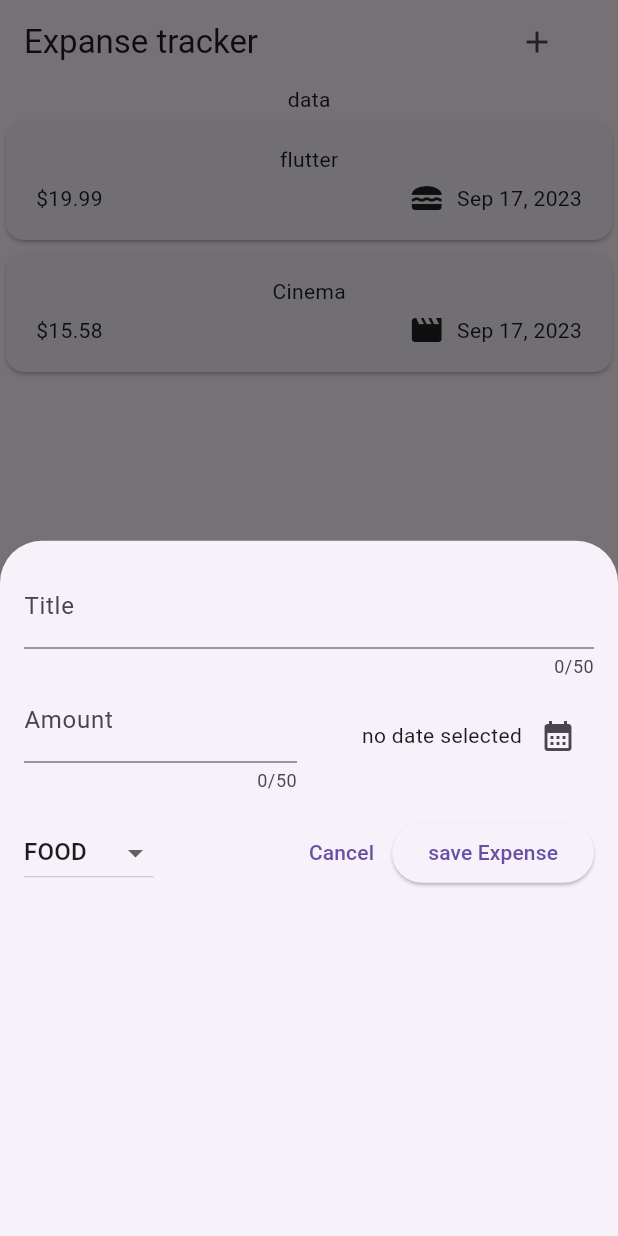
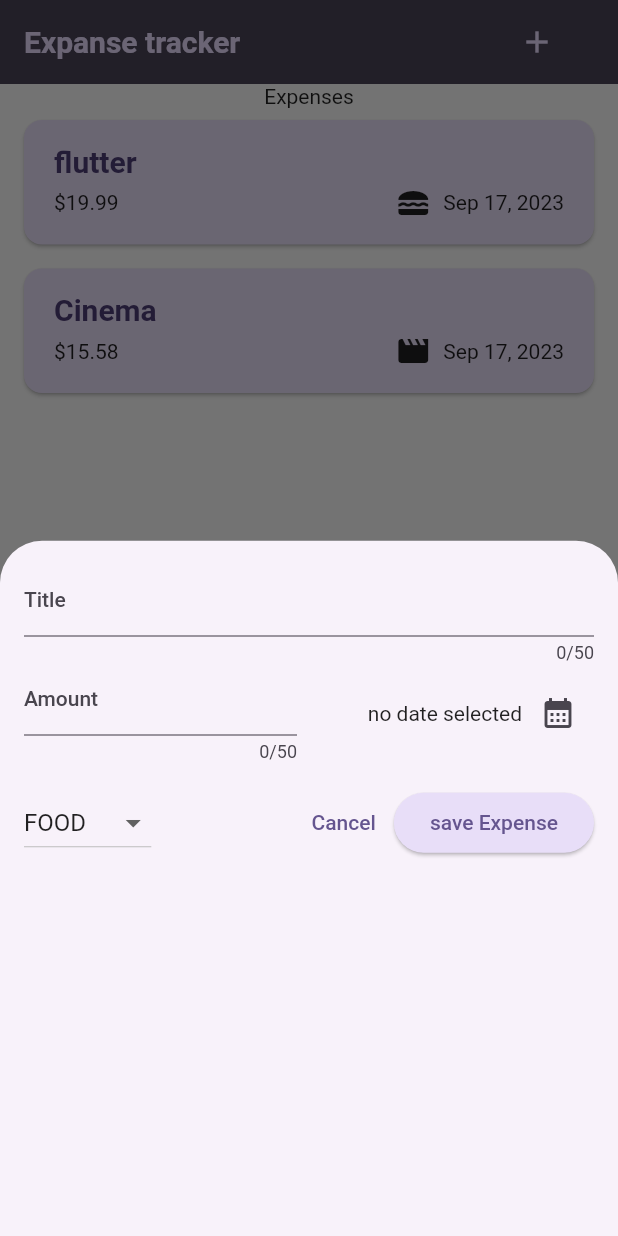
Before and after one commit to ashikurrahmanbhuiyan/expense_tracker, a Flutter app: the screen it shows after launch, after a tap on the "add" icon, on a phone screen of 412 x 824 dp. Run offline on Flutter 3.47's test engine with Material 2 defaults, Android fonts, the phone set to English and light mode, and no system bars.

Commit message:
adding theme

```diff
--- a/lib/main.dart
+++ b/lib/main.dart
@@ -1,6 +1,9 @@
 import 'package:flutter/material.dart';
 import 'widgets/expenses.dart';
 
+var kColorScame = ColorScheme.fromSeed(
+  seedColor: const Color.fromARGB(255, 96, 60, 181)
+  );
 void main() {
   runApp(const MyApp());
 }
@@ -11,7 +14,29 @@ class MyApp extends StatelessWidget {
   @override
   Widget build(BuildContext context) {
     return MaterialApp(
-      theme: ThemeData(useMaterial3: true),
+      theme: ThemeData().copyWith(
+        useMaterial3: true,
+        colorScheme: kColorScame,
+        appBarTheme: const AppBarTheme().copyWith(
+          backgroundColor: kColorScame.onSecondaryContainer,
+          foregroundColor: kColorScame.primaryContainer
+        ),
+        cardTheme: CardTheme(color: kColorScame.secondaryContainer,
+          margin: const EdgeInsets.symmetric(horizontal: 16, vertical: 8),
+          ),
+        elevatedButtonTheme: ElevatedButtonThemeData(
+          style: ElevatedButton.styleFrom(
+            backgroundColor: kColorScame.secondaryContainer,
+          )
+        ),
+        textTheme: ThemeData().textTheme.copyWith(
+           titleLarge:  TextStyle(
+             fontSize: 20,
+             fontWeight: FontWeight.bold,
+             color: kColorScame.onPrimaryContainer,
+           ),
+        )
+        ),
       title: 'Flutter Demo',
       home: const Expenses(),
     );
--- a/lib/model/expense.dart
+++ b/lib/model/expense.dart
@@ -7,7 +7,7 @@ final formatter = DateFormat.yMMMd();
 
 enum Category{food,travel,leisure,work}
 
-const CategoryIcon = {
+const categoryIcon = {
   Category.food: Icons.lunch_dining,
   Category.leisure: Icons.movie,
   Category.travel: Icons.flight_takeoff,
--- a/lib/widgets/expense_list/expense_item.dart
+++ b/lib/widgets/expense_list/expense_item.dart
@@ -15,14 +15,17 @@ class ExpensesItem extends StatelessWidget{
           vertical: 16,
         ),
         child: Column(
+          crossAxisAlignment: CrossAxisAlignment.start,
           children: [
-            Text(expense.titile),
+            Text(expense.titile,
+            style: Theme.of(context).textTheme.titleLarge
+            ),
             const SizedBox(height: 4),
             Row( children: [
               Text('\$${expense.amount.toStringAsFixed(2)}'),
               const Spacer(),
               Row(children: [
-              Icon(CategoryIcon[expense.category]),
+              Icon(categoryIcon[expense.category]),
               const SizedBox(width: 8,),
               Text(expense.getDate),
               ]),
--- a/lib/widgets/expense_list/expenses_list.dart
+++ b/lib/widgets/expense_list/expenses_list.dart
@@ -3,16 +3,20 @@ import 'package:expense_tracker/widgets/expense_list/expense_item.dart';
 import 'package:flutter/cupertino.dart';
 
 class ExpensesList extends StatelessWidget {
-  const ExpensesList({super.key, required this.expenses});
+  const ExpensesList({super.key, required this.expenses, required this.onRemove});
 
   final List<Expense> expenses;
+  final void Function(Expense expense) onRemove;
 
   @override
-  Widget build(context){
+  Widget build(context) {
     return ListView.builder(
-      itemCount: expenses.length,
-      itemBuilder: (ctx,index) =>
-      ExpensesItem(expenses[index])
-    );
+        itemCount: expenses.length,
+        itemBuilder: (ctx, index) => Dismissible(
+            key: ValueKey(expenses[index]),
+            onDismissed: (direction){
+              onRemove(expenses[index]);
+            } ,
+            child: ExpensesItem(expenses[index])));
   }
 }
--- a/lib/widgets/expenses.dart
+++ b/lib/widgets/expenses.dart
@@ -5,6 +5,8 @@ import 'package:flutter/material.dart';
 
 class Expenses extends StatefulWidget {
   const Expenses({super.key});
+
+
 
   @override
   State<Expenses> createState() {
@@ -30,9 +32,40 @@ class _ExpensesState extends State<Expenses> {
 
 
   void _openAddExpess(){
-    showModalBottomSheet(context: context, builder: (ctx){
-      return const NewExpense();
+    showModalBottomSheet(
+      context: context,
+     builder: (ctx){
+      return NewExpense(onAddExpense: _addExpenses);
     });
+  }
+
+  void _addExpenses(Expense expense){
+    setState(() {
+      _registerExpense.add(expense);
+    });
+  }
+
+  void _removeExpense(Expense expense){
+    final expenseIndex = _registerExpense.indexOf(expense);
+    setState(() {
+      _registerExpense.remove(expense);
+    });
+    ScaffoldMessenger.of(context).clearSnackBars();
+    ScaffoldMessenger.of(context).showSnackBar(
+       SnackBar(
+        duration: const Duration(seconds: 3),
+        content: const Text("Deleted"),
+        action: SnackBarAction(
+          label: 'undo',
+          onPressed: (){
+            setState(() {
+              _registerExpense.insert(expenseIndex, expense);
+            });
+
+          },
+          ),
+        )
+      );
   }
 
   @override
@@ -48,9 +81,9 @@ class _ExpensesState extends State<Expenses> {
         ),
       ]),
         body: Column(children: [
-      const Text("data"),
+      const Text("Expenses"),
       Expanded(child:
-      ExpensesList(expenses: _registerExpense)
+      ExpensesList(expenses: _registerExpense, onRemove: _removeExpense,)
       )
     ]));
   }
```
Also changed, not shown: lib/widgets/new_expense.dart (+34 -6 lines).
